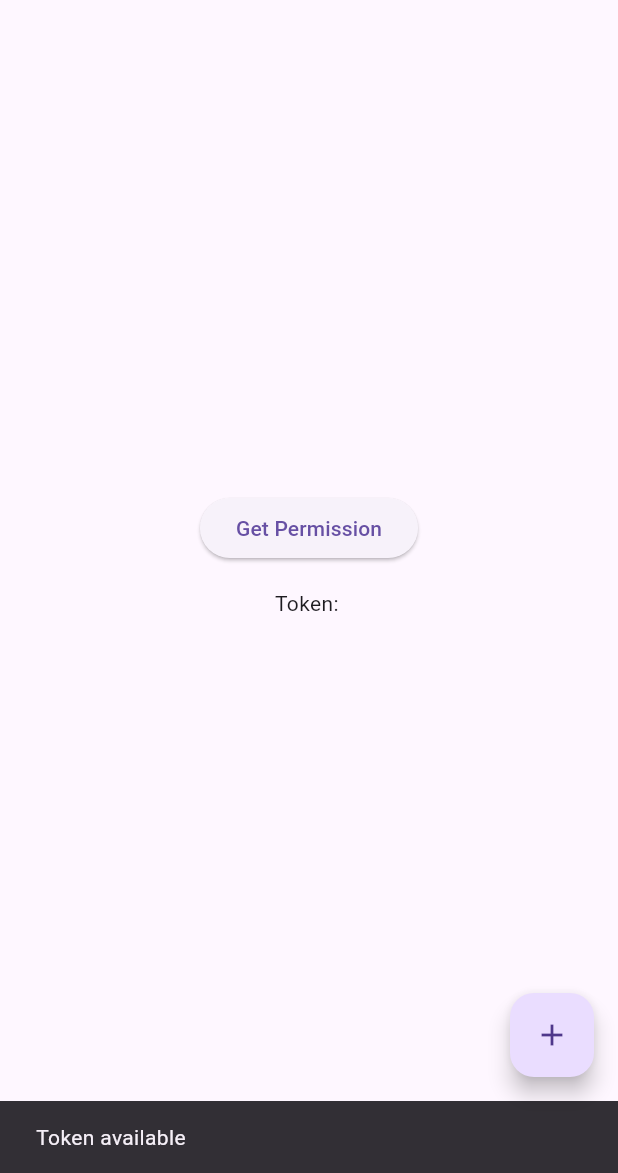
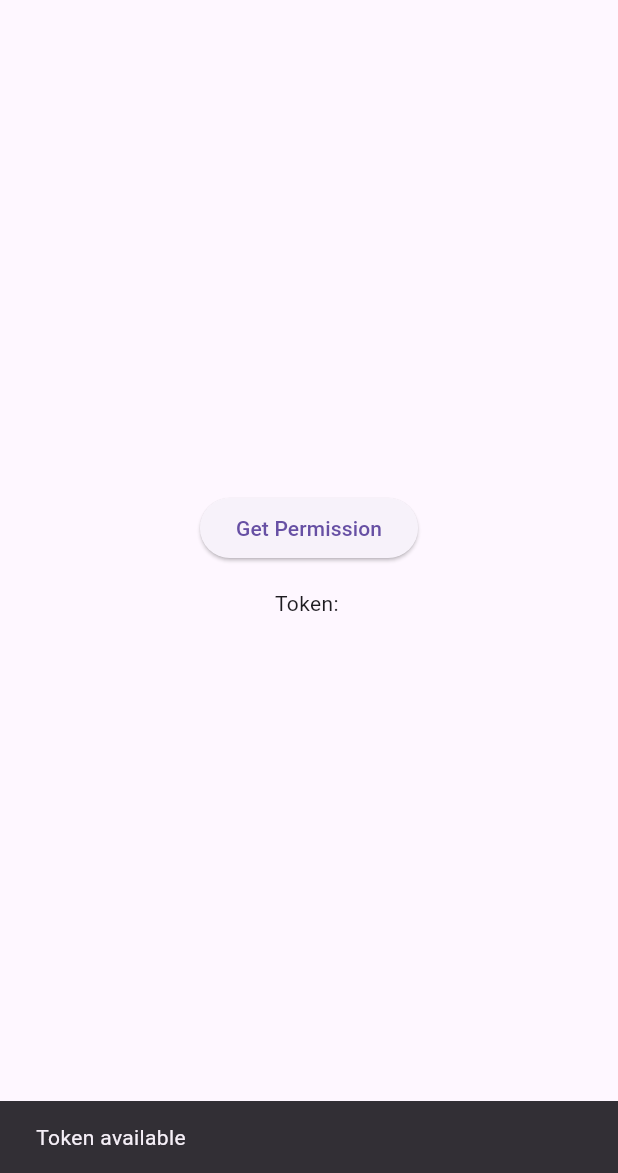
Before and after one commit to KerolIA98/fcmtest, a Flutter app: the screen it shows after launch, after a tap on "Get Permission", on a phone screen of 412 x 824 dp, the part 63-1236 px from its top. Run offline on Flutter 3.47's test engine with Material 3 defaults, Android fonts, the phone set to English and light mode, and no system bars; our stand-ins replace firebase_core, firebase_messaging; accounts and stored records are empty.

Commit message:
Update main.dart

```diff
--- a/lib/main.dart
+++ b/lib/main.dart
@@ -175,11 +175,11 @@ class _MyHomePageState extends State<MyHomePage> {
           ],
         ),
       ),
-      floatingActionButton: FloatingActionButton(
-        onPressed: _incrementCounter,
-        tooltip: 'Increment',
-        child: const Icon(Icons.add),
-      ),
+      // floatingActionButton: FloatingActionButton(
+      //   onPressed: _incrementCounter,
+      //   tooltip: 'Increment',
+      //   child: const Icon(Icons.add),
+      // ),
     );
   }
 }
```
